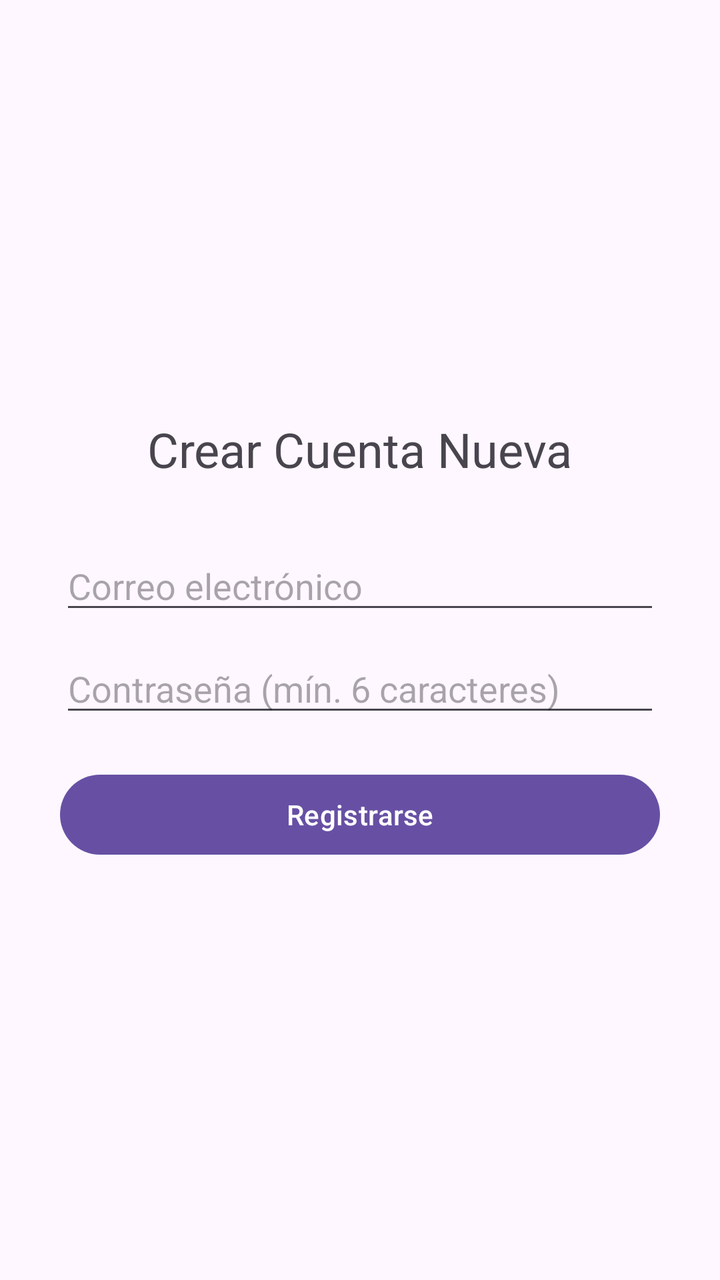
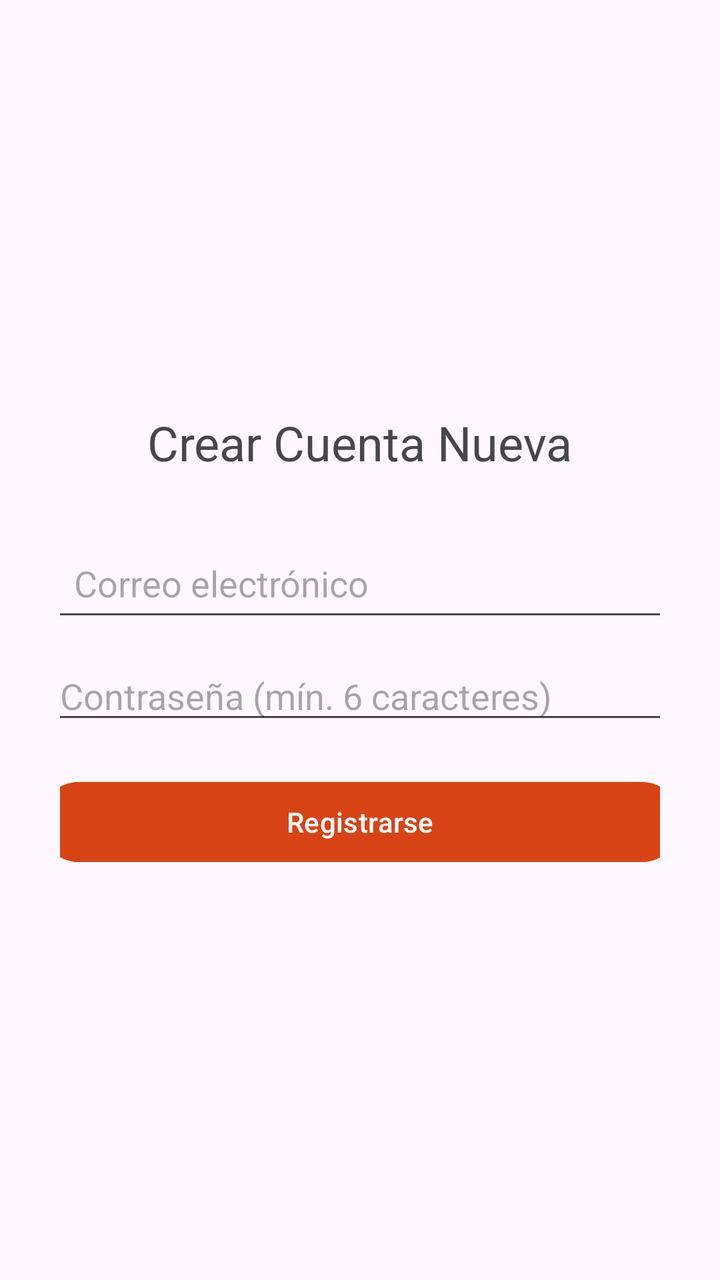

An Android layout rendered at two revisions. The XML below is the earlier revision; the diff shows what the commit changed to produce the second picture.
<!-- AndroidManifest.xml: application theme Theme.QuestApp -->
<!-- res/layout/activity_register.xml -->
<?xml version="1.0" encoding="utf-8"?>
<LinearLayout xmlns:android="http://schemas.android.com/apk/res/android"
    android:id="@+id/main"
    android:layout_width="match_parent"
    android:layout_height="match_parent"
    android:orientation="vertical"
    android:padding="30dp"
    android:gravity="center">

    <TextView
        android:layout_width="wrap_content"
        android:layout_height="wrap_content"
        android:text="Crear Cuenta Nueva"
        android:textSize="24sp"
        android:layout_marginBottom="30dp"/>

    <EditText
        android:id="@+id/et_register_email"
        android:layout_width="match_parent"
        android:layout_height="wrap_content"
        android:hint="Correo electrónico"
        android:inputType="textEmailAddress" />

    <EditText
        android:id="@+id/et_register_password"
        android:layout_width="match_parent"
        android:layout_height="wrap_content"
        android:hint="Contraseña (mín. 6 caracteres)"
        android:inputType="textPassword"
        android:layout_marginTop="10dp" />

    <Button
        android:id="@+id/btn_register_confirm"
        android:layout_width="match_parent"
        android:layout_height="wrap_content"
        android:text="Registrarse"
        android:layout_marginTop="20dp" />

</LinearLayout>
<!-- resources referenced by this layout -->
<resources>
  <style name="Theme.QuestApp" parent="Theme.Material3.DayNight.NoActionBar">
      </style>
</resources>

<!-- the commit's change to res/layout/activity_register.xml (unified diff, before → after) -->
@@ -5,6 +5,7 @@
     android:layout_height="match_parent"
     android:orientation="vertical"
     android:padding="30dp"
+
     android:gravity="center">
 
     <TextView
@@ -16,24 +17,26 @@
 
     <EditText
         android:id="@+id/et_register_email"
-        android:layout_width="match_parent"
+        android:layout_width="310dp"
         android:layout_height="wrap_content"
         android:hint="Correo electrónico"
-        android:inputType="textEmailAddress" />
+        android:inputType="textEmailAddress"
+        android:padding="12dp" />
 
     <EditText
         android:id="@+id/et_register_password"
-        android:layout_width="match_parent"
+        android:layout_width="308dp"
         android:layout_height="wrap_content"
+        android:layout_marginTop="10dp"
         android:hint="Contraseña (mín. 6 caracteres)"
-        android:inputType="textPassword"
-        android:layout_marginTop="10dp" />
+        android:inputType="textPassword" />
 
     <Button
         android:id="@+id/btn_register_confirm"
-        android:layout_width="match_parent"
+        android:layout_width="321dp"
         android:layout_height="wrap_content"
-        android:text="Registrarse"
-        android:layout_marginTop="20dp" />
+        android:layout_marginTop="20dp"
+        android:backgroundTint="#D84315"
+        android:text="Registrarse" />
 
 </LinearLayout>
